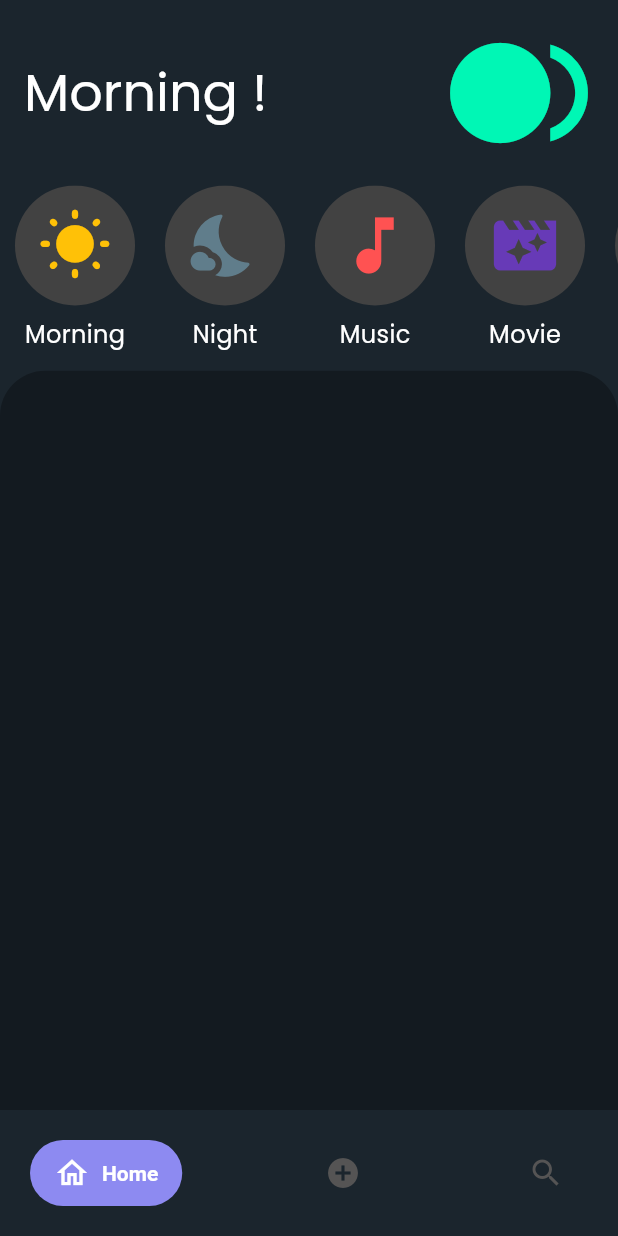
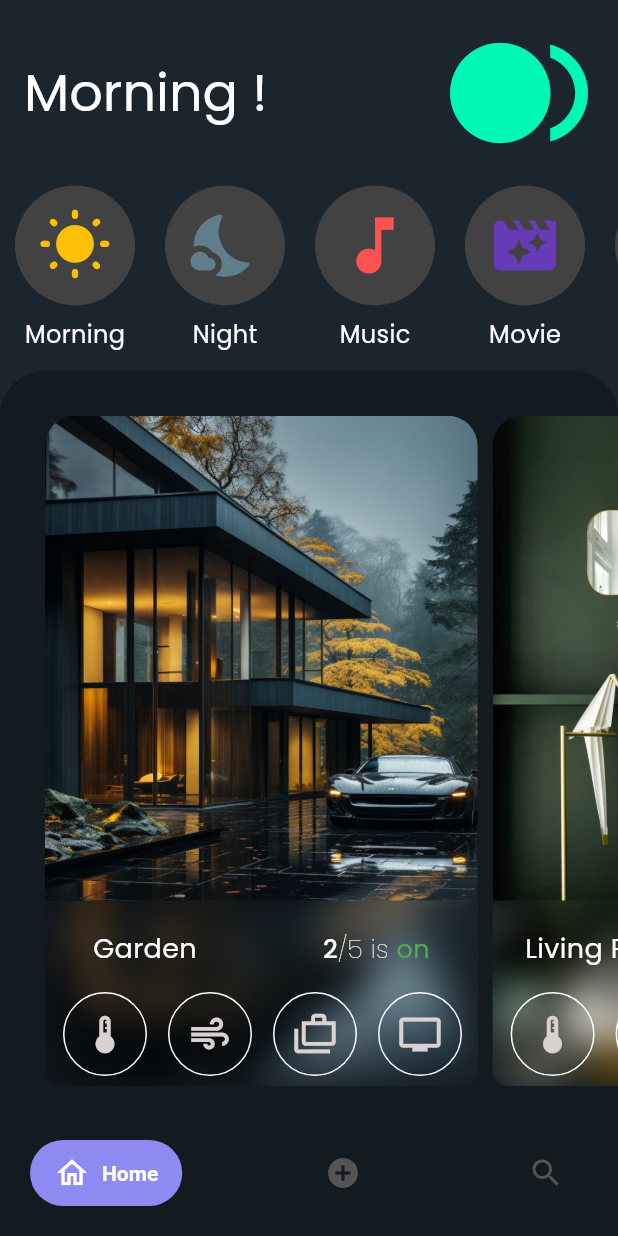
Before and after one commit to omaarrwaell/genie101, a Flutter app: the screen it shows after launch, on a phone screen of 412 x 824 dp. Run offline on Flutter 3.47's test engine with Material 3 defaults, Android fonts, the light colour scheme and no system bars; drawn by our look-alikes of salomon_bottom_bar; our stand-ins replace device_preview, get, google_fonts.

Commit message:
home_screen

```diff
--- /dev/null
+++ b/devtools_options.yaml
@@ -0,0 +1,3 @@
+description: This file stores settings for Dart & Flutter DevTools.
+documentation: https://docs.flutter.dev/tools/devtools/extensions#configure-extension-enablement-states
+extensions:
--- a/lib/constants/app_colors.dart
+++ b/lib/constants/app_colors.dart
@@ -2,5 +2,6 @@ import 'package:flutter/material.dart';
 
 class AppColors {
   static Color defaultBgColor = const Color(0xff1b252d);
+  static Color darkBgColor = const Color.fromARGB(255, 19, 26, 32);
   static Color colorTexture = const Color.fromARGB(255, 0, 247, 181);
 }
--- a/lib/constants/app_fonts.dart
+++ b/lib/constants/app_fonts.dart
@@ -6,4 +6,6 @@ class AppFonts {
       GoogleFonts.poppins(color: Colors.white, fontSize: 35);
   static final TextStyle normalFont =
       GoogleFonts.poppins(color: Colors.white, fontSize: 16);
+  static final TextStyle largeFont =
+      GoogleFonts.poppins(color: Colors.white, fontSize: 18);
 }
--- a/lib/main.dart
+++ b/lib/main.dart
@@ -1,11 +1,15 @@
+import 'package:device_preview/device_preview.dart';
 import 'package:flutter/material.dart';
 import 'package:genie101/views/navigation_view.dart';
 import 'package:get/get.dart';
 import 'package:google_fonts/google_fonts.dart';
 
-void main() {
-  runApp(const MyApp());
-}
+void main() => runApp(const MyApp());
+// void main() => runApp(
+//       DevicePreview(
+//         builder: (context) => MyApp(), // Wrap your app
+//       ),
+//     );
 
 class MyApp extends StatelessWidget {
   const MyApp({super.key});
--- a/lib/views/home/home_view.dart
+++ b/lib/views/home/home_view.dart
@@ -1,8 +1,13 @@
+import 'dart:ui';
+
 import 'package:flutter/material.dart';
 import 'package:genie101/constants/app_fonts.dart';
 import 'package:genie101/views/home/home_view_controller.dart';
-import 'package:genie101/widgets/scene_widget.dart';
+import 'package:genie101/widgets/home_widgets/scene_container.dart';
+import 'package:genie101/widgets/home_widgets/scene_trigger.dart';
+import 'package:genie101/widgets/home_widgets/scene_widget.dart';
 import 'package:get/get.dart';
+import 'package:google_fonts/google_fonts.dart';
 
 import '../../constants/app_colors.dart';
 
@@ -64,11 +69,101 @@ class HomeView extends StatelessWidget {
                 },
               )),
           Expanded(
-              flex: 2,
+              flex: 1,
               child: Container(
                   decoration: BoxDecoration(
-                      color: const Color.fromARGB(255, 19, 26, 32),
-                      borderRadius: BorderRadius.circular(30))))
+                      color: AppColors.darkBgColor,
+                      borderRadius: BorderRadius.circular(30)),
+                  child: ListView.builder(
+                    scrollDirection: Axis.horizontal,
+                    itemCount: 5,
+                    physics: const ScrollPhysics(),
+                    padding: const EdgeInsets.all(30),
+                    itemBuilder: (context, index) {
+                      return SceneContainer(
+                        screenWidth: screenWidth,
+                        bgImage: _homeViewController.roomImages[index],
+                        containerChild: SizedBox(
+                          height: screenHeigth * 0.15,
+                          width: screenWidth,
+                          child: Column(
+                            mainAxisAlignment: MainAxisAlignment.spaceBetween,
+                            children: [
+                              const SizedBox(
+                                height: 10,
+                              ),
+                              Row(
+                                mainAxisAlignment:
+                                    MainAxisAlignment.spaceEvenly,
+                                children: [
+                                  Text(
+                                    _homeViewController.rooms[index],
+                                    style: AppFonts.largeFont,
+                                  ),
+                                  const SizedBox(
+                                    width: 20,
+                                  ),
+                                  Text.rich(TextSpan(
+                                      text: "2",
+                                      style: GoogleFonts.poppins(
+                                          fontSize: 17,
+                                          color: Colors.white,
+                                          fontWeight: FontWeight.w500),
+                                      children: [
+                                        TextSpan(
+                                            text: "/5 is ",
+                                            style: GoogleFonts.poppins(
+                                                fontSize: 17,
+                                                color: Colors.white,
+                                                fontWeight: FontWeight.w200)),
+                                        TextSpan(
+                                            text: "on",
+                                            style: GoogleFonts.poppins(
+                                                fontSize: 17,
+                                                color: Colors.green,
+                                                fontWeight: FontWeight.w400))
+                                      ]))
+                                ],
+                              ),
+                              SizedBox(
+                                height: screenHeigth * 0.084,
+                                width: screenWidth,
+                                child: ListView.builder(
+                                  padding: const EdgeInsets.only(left: 10),
+                                  itemCount: 5,
+                                  scrollDirection: Axis.horizontal,
+                                  itemBuilder: (context, index) {
+                                    return Row(
+                                      children: [
+                                        Obx(() => SceneTrigger(
+                                            sceneIcon: _homeViewController
+                                                .triggerIcons[index],
+                                            bgColor: _homeViewController
+                                                        .selectedTriggerIcon() ==
+                                                    _homeViewController
+                                                        .triggerIcons[index]
+                                                ? Colors.white
+                                                : Colors.transparent,
+                                            sceneFunction: () {
+                                              _homeViewController
+                                                  .selectedTriggerIcon(
+                                                      _homeViewController
+                                                          .triggerIcons[index]);
+                                            })),
+                                        const SizedBox(
+                                          width: 10,
+                                        )
+                                      ],
+                                    );
+                                  },
+                                ),
+                              )
+                            ],
+                          ),
+                        ),
+                      );
+                    },
+                  )))
         ],
       ),
     );
--- a/lib/views/home/home_view_controller.dart
+++ b/lib/views/home/home_view_controller.dart
@@ -2,7 +2,8 @@ import 'package:flutter/material.dart';
 import 'package:get/get.dart';
 
 class HomeViewController extends GetxController {
-  Rx<Icon> selectedIcon = Icon(Icons.abc).obs;
+  Rx<Icon> selectedIcon = const Icon(Icons.abc).obs;
+  Rx<Icon> selectedTriggerIcon = const Icon(Icons.ac_unit_outlined).obs;
   List<String> names = ["Morning", "Night", "Music", "Movie", "Leaving"];
   List<Icon> icons = const [
     Icon(
@@ -31,4 +32,45 @@ class HomeViewController extends GetxController {
       size: 50,
     )
   ];
+  List<Icon> triggerIcons = const [
+    Icon(
+      Icons.thermostat_outlined,
+      color: Color.fromARGB(255, 218, 209, 209),
+      size: 30,
+    ),
+    Icon(
+      Icons.air_outlined,
+      color: Color.fromARGB(255, 218, 209, 209),
+      size: 30,
+    ),
+    Icon(
+      Icons.cases_outlined,
+      color: Color.fromARGB(255, 218, 209, 209),
+      size: 30,
+    ),
+    Icon(
+      Icons.tv_outlined,
+      color: Color.fromARGB(255, 218, 209, 209),
+      size: 30,
+    ),
+    Icon(
+      Icons.tv_off_outlined,
+      color: Color.fromARGB(255, 218, 209, 209),
+      size: 30,
+    )
+  ];
+  List<String> rooms = [
+    "Garden",
+    "Living Room",
+    "Bed Room",
+    "Kitchen",
+    "Bathroom"
+  ];
+  List<String> roomImages = [
+    "assets/images/garden.jpeg",
+    "assets/images/room_2.jpg",
+    "assets/images/bedroom.jpeg",
+    "assets/images/kitchen.jpeg",
+    "assets/images/bathroom.jpeg",
+  ];
 }
--- a/lib/views/navigation_view.dart
+++ b/lib/views/navigation_view.dart
@@ -31,7 +31,7 @@ class NavigationView extends StatelessWidget {
                 duration: const Duration(milliseconds: 300),
                 onTap: (index) => navigationController.changeIndex(index),
                 currentIndex: navigationController.selectedIndex(),
-                backgroundColor: AppColors.defaultBgColor,
+                backgroundColor: AppColors.darkBgColor,
                 selectedItemColor: const Color.fromARGB(255, 141, 138, 241),
                 unselectedItemColor: const Color.fromARGB(255, 124, 114, 114),
                 selectedColorOpacity: 1,
--- /dev/null
+++ b/lib/widgets/home_widgets/scene_container.dart
@@ -0,0 +1,52 @@
+import 'dart:ui';
+
+import 'package:flutter/material.dart';
+
+class SceneContainer extends StatelessWidget {
+  final double screenWidth;
+  final String bgImage;
+  final Widget containerChild;
+
+  const SceneContainer(
+      {super.key,
+      required this.bgImage,
+      required this.screenWidth,
+      required this.containerChild});
+
+  @override
+  Widget build(BuildContext context) {
+    return Row(
+      children: [
+        Container(
+          margin: const EdgeInsets.only(bottom: 70),
+          width: screenWidth * 0.7,
+          decoration: BoxDecoration(
+              image: DecorationImage(
+                  colorFilter: const ColorFilter.mode(
+                      Colors.black, BlendMode.difference),
+                  fit: BoxFit.fill,
+                  image: AssetImage(bgImage)),
+              borderRadius: BorderRadius.circular(20)),
+          child: Stack(
+            children: [
+              Positioned(
+                  width: screenWidth * 0.7,
+                  bottom: 0,
+                  child: ClipRRect(
+                    borderRadius: const BorderRadius.only(
+                        bottomLeft: Radius.circular(10),
+                        bottomRight: Radius.circular(10)),
+                    child: BackdropFilter(
+                        filter: ImageFilter.blur(sigmaX: 12, sigmaY: 12),
+                        child: containerChild),
+                  ))
+            ],
+          ),
+        ),
+        const SizedBox(
+          width: 10,
+        )
+      ],
+    );
+  }
+}
--- /dev/null
+++ b/lib/widgets/home_widgets/scene_trigger.dart
@@ -0,0 +1,36 @@
+import 'package:flutter/material.dart';
+
+class SceneTrigger extends StatelessWidget {
+  final Icon sceneIcon;
+  final Color bgColor;
+  final Function() sceneFunction;
+  const SceneTrigger(
+      {super.key,
+      required this.sceneIcon,
+      required this.bgColor,
+      required this.sceneFunction});
+
+  @override
+  Widget build(BuildContext context) {
+    return InkWell(
+        splashColor: Colors.transparent,
+        borderRadius: BorderRadius.circular(40),
+        onTap: sceneFunction,
+        child: Container(
+          height: 60,
+          width: 60,
+          decoration: BoxDecoration(
+              color: bgColor, borderRadius: BorderRadius.circular(40)),
+          child: bgColor == Colors.transparent
+              ? Container(
+                  margin: const EdgeInsets.all(2),
+                  decoration: BoxDecoration(
+                      border: const Border.fromBorderSide(
+                          BorderSide(color: Colors.white, width: 1)),
+                      borderRadius: BorderRadius.circular(40)),
+                  child: sceneIcon,
+                )
+              : sceneIcon,
+        ));
+  }
+}
--- a/pubspec.yaml
+++ b/pubspec.yaml
@@ -23,6 +23,7 @@ dependencies:
   google_fonts: ^6.2.1
   device_preview: ^1.2.0
 
+
 dev_dependencies:
   flutter_test:
     sdk: flutter
```
Also changed, not shown: assets/images/bathroom.jpeg (added), assets/images/bedroom.jpeg (added), assets/images/garden.jpeg (added), assets/images/kitchen.jpeg (added), assets/images/room_2.jpg (added), lib/widgets/home_widgets/scene_widget.dart (renamed from lib/widgets/scene_widget.dart).
